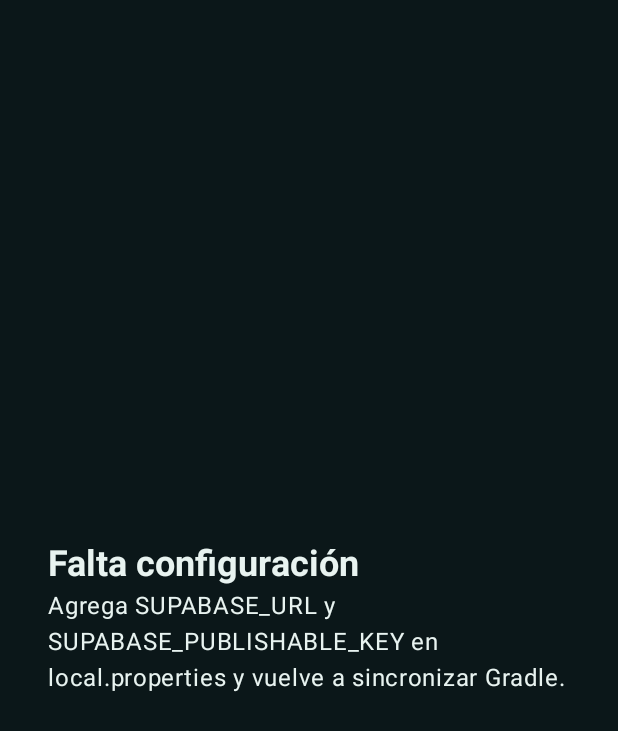
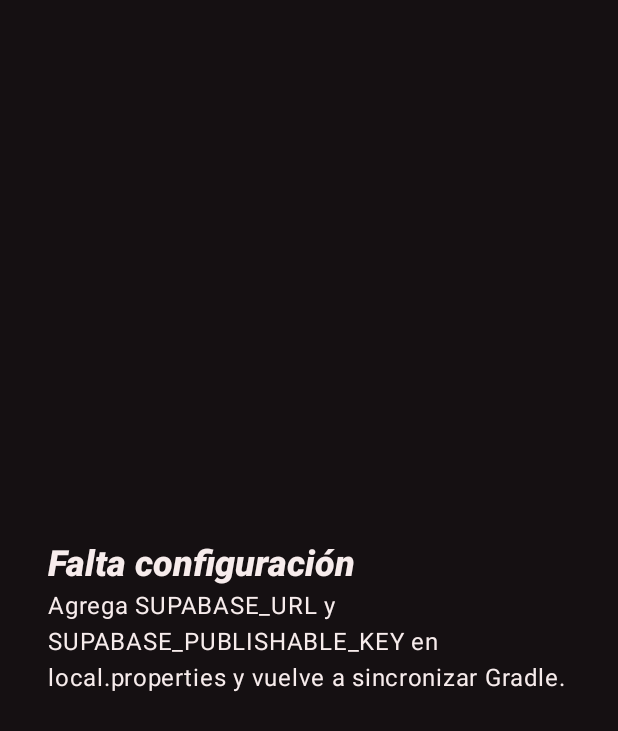
Before and after one commit to AldoRJ24/SportPro, an Android app built with Jetpack Compose: the screen it shows after launch (MainActivity), on a phone screen of 412 x 824 dp. Shown: the top 731 px of the screen. Run offline under Robolectric (Android 15) with nearby library versions, the phone set to English and light mode, and no system bars; libraries missing offline, so code that uses them is left out: io.github.jan.supabase.

Commit message:
feat: Nuevo tema deportivo con paleta de rojos y tipografia en cursiva

```diff
--- a/app/src/main/java/com/sportpro/app/ui/admin/InvitesScreen.kt
+++ b/app/src/main/java/com/sportpro/app/ui/admin/InvitesScreen.kt
@@ -48,7 +48,7 @@ import com.sportpro.app.ui.components.SpScaffold
 import com.sportpro.app.ui.family.shareText
 import com.sportpro.app.ui.navigation.LocalAppContainer
 import com.sportpro.app.ui.theme.ErrorRed
-import com.sportpro.app.ui.theme.Mint400
+import com.sportpro.app.ui.theme.Crimson400
 import com.sportpro.app.ui.theme.WarnAmber
 import kotlinx.coroutines.flow.MutableSharedFlow
 import kotlinx.coroutines.flow.MutableStateFlow
@@ -200,7 +200,7 @@ fun InvitesScreen(kind: String, academyId: String?, academyName: String?, onBack
                     }
                     when (row.status) {
                         "active" -> {
-                            Pill("Activa", Mint400)
+                            Pill("Activa", Crimson400)
                             TextButton(onClick = { vm.revoke(row) }) { Text("Anular") }
                         }
                         "used" -> Pill("Usada", MaterialTheme.colorScheme.secondary)
--- a/app/src/main/java/com/sportpro/app/ui/auth/AuthScreens.kt
+++ b/app/src/main/java/com/sportpro/app/ui/auth/AuthScreens.kt
@@ -47,7 +47,7 @@ import com.sportpro.app.ui.components.dateHint
 import com.sportpro.app.ui.components.parseDateDigits
 import com.sportpro.app.ui.components.scanQr
 import com.sportpro.app.ui.theme.ErrorRed
-import com.sportpro.app.ui.theme.Mint400
+import com.sportpro.app.ui.theme.Crimson400
 import com.sportpro.app.ui.theme.WarnAmber
 
 @Composable
@@ -62,7 +62,7 @@ private fun AuthFrame(content: @Composable ColumnScope.() -> Unit) {
         verticalArrangement = Arrangement.spacedBy(12.dp),
     ) {
         Spacer(Modifier.height(16.dp))
-        Text("SportPro", fontSize = 40.sp, fontWeight = FontWeight.Black, color = Mint400)
+        Text("SportPro", fontSize = 40.sp, fontWeight = FontWeight.Black, color = Crimson400)
         Text(
             "Gestión de academias y partidos en vivo",
             style = MaterialTheme.typography.bodyMedium,
@@ -77,7 +77,7 @@ private fun AuthFrame(content: @Composable ColumnScope.() -> Unit) {
 private fun Messages(ui: AuthUiState) {
     if (ui.busy) LinearProgressIndicator(Modifier.fillMaxWidth())
     ui.error?.let { Text(it, color = ErrorRed, style = MaterialTheme.typography.bodyMedium) }
-    ui.info?.let { Text(it, color = Mint400, style = MaterialTheme.typography.bodyMedium) }
+    ui.info?.let { Text(it, color = Crimson400, style = MaterialTheme.typography.bodyMedium) }
 }
 
 @Composable
@@ -127,7 +127,7 @@ private fun TypeCard(title: String, subtitle: String, selected: Boolean, onClick
         onClick = onClick,
         modifier = modifier,
         shape = RoundedCornerShape(16.dp),
-        border = if (selected) BorderStroke(2.dp, Mint400) else null,
+        border = if (selected) BorderStroke(2.dp, Crimson400) else null,
         colors = CardDefaults.cardColors(containerColor = MaterialTheme.colorScheme.surfaceVariant),
     ) {
         Column(Modifier.padding(14.dp), verticalArrangement = Arrangement.spacedBy(4.dp)) {
@@ -158,7 +158,7 @@ fun RegisterScreen(vm: AuthViewModel, onBackToLogin: () -> Unit) {
                 modifier = Modifier.fillMaxWidth(),
             ) {
                 Column(Modifier.padding(14.dp), verticalArrangement = Arrangement.spacedBy(4.dp)) {
-                    Pill("INVITACIÓN ${invite.code}", Mint400)
+                    Pill("INVITACIÓN ${invite.code}", Crimson400)
                     Text(
                         if (kind == "adm") "Te estás registrando como administrador de academias"
                         else "Te estás registrando como entrenador (DT) de ${invite.check?.academyName ?: "la academia"}",
--- a/app/src/main/java/com/sportpro/app/ui/components/Common.kt
+++ b/app/src/main/java/com/sportpro/app/ui/components/Common.kt
@@ -47,7 +47,7 @@ import androidx.compose.ui.unit.Dp
 import androidx.compose.ui.unit.dp
 import androidx.compose.ui.unit.sp
 import com.sportpro.app.ui.theme.LiveRed
-import com.sportpro.app.ui.theme.Mint400
+import com.sportpro.app.ui.theme.Crimson400
 import com.sportpro.app.ui.theme.WarnAmber
 import kotlin.math.abs
 
@@ -222,7 +222,7 @@ fun OnlineDot(online: Boolean, pending: Int, modifier: Modifier = Modifier) {
     Row(modifier, verticalAlignment = Alignment.CenterVertically) {
         Box(
             Modifier.size(8.dp).clip(CircleShape)
-                .background(if (online) Mint400 else WarnAmber),
+                .background(if (online) Crimson400 else WarnAmber),
         )
         Spacer(Modifier.size(6.dp))
         Text(
--- a/app/src/main/java/com/sportpro/app/ui/components/MatchCard.kt
+++ b/app/src/main/java/com/sportpro/app/ui/components/MatchCard.kt
@@ -31,7 +31,7 @@ import com.sportpro.app.core.data.clock
 import com.sportpro.app.core.data.formatDayTime
 import com.sportpro.app.core.data.statusLabel
 import com.sportpro.app.ui.theme.LiveRed
-import com.sportpro.app.ui.theme.Mint400
+import com.sportpro.app.ui.theme.Crimson400
 import com.sportpro.app.ui.theme.ScoreStyle
 import com.sportpro.app.ui.theme.WarnAmber
 
@@ -111,7 +111,7 @@ fun StatusBadge(match: MatchRow, nowMs: Long) {
     when (match.status) {
         "live" -> LivePill("EN VIVO · ${match.clock(nowMs).label}")
         "halftime" -> Pill("ENTRETIEMPO", WarnAmber)
-        "finished" -> Pill("FINALIZADO", Mint400)
+        "finished" -> Pill("FINALIZADO", Crimson400)
         "cancelled" -> Pill("CANCELADO", MaterialTheme.colorScheme.onSurfaceVariant)
         else -> Pill(formatDayTime(match.scheduledAt).uppercase(), MaterialTheme.colorScheme.secondary)
     }
--- a/app/src/main/java/com/sportpro/app/ui/components/PositionPicker.kt
+++ b/app/src/main/java/com/sportpro/app/ui/components/PositionPicker.kt
@@ -12,7 +12,7 @@ import androidx.compose.ui.graphics.Color
 import androidx.compose.ui.unit.dp
 import com.sportpro.app.core.data.Formation
 import com.sportpro.app.core.data.Position
-import com.sportpro.app.ui.theme.Mint400
+import com.sportpro.app.ui.theme.Crimson400
 import com.sportpro.app.ui.theme.WarnAmber
 
 fun positionColor(p: Position?): Color = when (p) {
@@ -51,7 +51,7 @@ fun FormationCounter(formation: Formation, positions: List<Position?>, modifier:
         Position.entries.forEach { p ->
             val have = positions.count { it == p }
             val need = formation.required(p)
-            Pill("${p.short} $have/$need", if (have == need) Mint400 else WarnAmber)
+            Pill("${p.short} $have/$need", if (have == need) Crimson400 else WarnAmber)
         }
     }
 }
--- a/app/src/main/java/com/sportpro/app/ui/creatematch/MatchSetupScreen.kt
+++ b/app/src/main/java/com/sportpro/app/ui/creatematch/MatchSetupScreen.kt
@@ -62,7 +62,7 @@ import com.sportpro.app.ui.components.SpScaffold
 import com.sportpro.app.ui.components.roleLabel
 import com.sportpro.app.ui.navigation.LocalAppContainer
 import com.sportpro.app.ui.theme.ErrorRed
-import com.sportpro.app.ui.theme.Mint400
+import com.sportpro.app.ui.theme.Crimson400
 import com.sportpro.app.ui.theme.WarnAmber
 
 @Composable
@@ -127,7 +127,7 @@ fun MatchSetupScreen(matchId: String, onBack: () -> Unit, onGoLive: () -> Unit)
                             TeamPositionMenu(tp, enabled = !ui.busy) { p -> vm.setTeamPosition(side, tp, p) }
                             Spacer(Modifier.width(6.dp))
                             when (callup?.status) {
-                                "confirmed" -> Pill("Confirmado", Mint400)
+                                "confirmed" -> Pill("Confirmado", Crimson400)
                                 "declined" -> Pill("No asiste", ErrorRed)
                                 "pending" -> Pill("Pendiente", WarnAmber)
                                 else -> {}
@@ -210,7 +210,7 @@ fun MatchSetupScreen(matchId: String, onBack: () -> Unit, onGoLive: () -> Unit)
                     item {
                         val problems = ui.externalProblems(match.formatPlayers)
                         Column(Modifier.padding(horizontal = 16.dp), verticalArrangement = Arrangement.spacedBy(4.dp)) {
-                            if (problems.isEmpty()) Pill("Plantel completo", Mint400)
+                            if (problems.isEmpty()) Pill("Plantel completo", Crimson400)
                             else Text(problems.joinToString(" · "), color = WarnAmber, style = MaterialTheme.typography.bodySmall)
                         }
                     }
--- a/app/src/main/java/com/sportpro/app/ui/explore/ExploreScreen.kt
+++ b/app/src/main/java/com/sportpro/app/ui/explore/ExploreScreen.kt
@@ -48,7 +48,7 @@ import com.sportpro.app.ui.components.PrototypeBanner
 import com.sportpro.app.ui.components.SectionHeader
 import com.sportpro.app.ui.components.SpScaffold
 import com.sportpro.app.ui.navigation.LocalAppContainer
-import com.sportpro.app.ui.theme.Mint400
+import com.sportpro.app.ui.theme.Crimson400
 import kotlinx.coroutines.flow.MutableStateFlow
 import kotlinx.coroutines.flow.StateFlow
 import kotlinx.coroutines.flow.asStateFlow
@@ -197,7 +197,7 @@ private fun FollowRowCard(
                     Text(title, style = MaterialTheme.typography.titleSmall)
                     if (verified) {
                         Spacer(Modifier.width(6.dp))
-                        Pill("✓", Mint400)
+                        Pill("✓", Crimson400)
                     }
                 }
                 if (subtitle.isNotBlank()) Text(subtitle, style = MaterialTheme.typography.bodySmall, color = MaterialTheme.colorScheme.onSurfaceVariant)
--- a/app/src/main/java/com/sportpro/app/ui/family/FamilyCards.kt
+++ b/app/src/main/java/com/sportpro/app/ui/family/FamilyCards.kt
@@ -29,7 +29,7 @@ import androidx.compose.ui.unit.sp
 import com.sportpro.app.core.data.GuardianRequest
 import com.sportpro.app.core.data.formatDayTime
 import com.sportpro.app.ui.components.Crest
-import com.sportpro.app.ui.theme.Mint400
+import com.sportpro.app.ui.theme.Crimson400
 
 fun shareText(context: Context, subject: String, text: String) {
     val send = Intent(Intent.ACTION_SEND).apply {
@@ -66,7 +66,7 @@ fun FamilyCodeCard(code: String?, modifier: Modifier = Modifier) {
                     Text(code ?: "…", fontSize = 26.sp, fontWeight = FontWeight.Black, letterSpacing = 2.sp)
                     Row(horizontalArrangement = Arrangement.spacedBy(8.dp)) {
                         TextButton(onClick = { code?.let { clipboard.setText(AnnotatedString(it)) } }, enabled = code != null) {
-                            Text("Copiar código", color = Mint400)
+                            Text("Copiar código", color = Crimson400)
                         }
                         TextButton(
                             onClick = {
@@ -76,7 +76,7 @@ fun FamilyCodeCard(code: String?, modifier: Modifier = Modifier) {
                                 }
                             },
                             enabled = code != null,
-                        ) { Text("Compartir", color = Mint400) }
+                        ) { Text("Compartir", color = Crimson400) }
                     }
                 }
             }
--- a/app/src/main/java/com/sportpro/app/ui/family/GuardianLinkScreen.kt
+++ b/app/src/main/java/com/sportpro/app/ui/family/GuardianLinkScreen.kt
@@ -48,7 +48,7 @@ import com.sportpro.app.ui.components.Pill
 import com.sportpro.app.ui.navigation.LocalAppContainer
 import com.sportpro.app.ui.session.SessionViewModel
 import com.sportpro.app.ui.theme.ErrorRed
-import com.sportpro.app.ui.theme.Mint400
+import com.sportpro.app.ui.theme.Crimson400
 import com.sportpro.app.ui.theme.WarnAmber
 import kotlinx.coroutines.flow.MutableStateFlow
 import kotlinx.coroutines.flow.StateFlow
@@ -106,7 +106,7 @@ fun GuardianLinkScreen(session: SessionViewModel) {
         Modifier.fillMaxSize().safeDrawingPadding().imePadding().verticalScroll(rememberScrollState()).padding(24.dp),
         verticalArrangement = Arrangement.spacedBy(14.dp),
     ) {
-        Text("SPORTPRO", color = Mint400, style = MaterialTheme.typography.labelLarge, fontWeight = FontWeight.Bold)
+        Text("SPORTPRO", color = Crimson400, style = MaterialTheme.typography.labelLarge, fontWeight = FontWeight.Bold)
         Text("Vincula a tu apoderado", style = MaterialTheme.typography.headlineSmall)
         Text(
             "Hola, ${ctx?.displayName ?: ""}. Como eres menor de edad, para activar tu cuenta necesitamos la autorización de tu apoderado.",
--- a/app/src/main/java/com/sportpro/app/ui/notifications/NotificationsScreen.kt
+++ b/app/src/main/java/com/sportpro/app/ui/notifications/NotificationsScreen.kt
@@ -41,7 +41,7 @@ import com.sportpro.app.ui.navigation.LocalAppContainer
 import com.sportpro.app.ui.profile.CallupCard
 import com.sportpro.app.ui.profile.FamilyViewModel
 import com.sportpro.app.ui.session.SessionViewModel
-import com.sportpro.app.ui.theme.Mint400
+import com.sportpro.app.ui.theme.Crimson400
 
 /** Campana: «Notificaciones» (vinculaciones, invitaciones, convocatorias: reales) y «Avisos» del DT (prototipo). */
 @Composable
@@ -109,7 +109,7 @@ fun NotificationsScreen(session: SessionViewModel, onBack: () -> Unit, onOpenMat
 private fun NotificationLine(n: NotificationRow) {
     Row(Modifier.fillMaxWidth().padding(horizontal = 16.dp, vertical = 12.dp), verticalAlignment = Alignment.Top) {
         if (n.isUnread) {
-            Spacer(Modifier.padding(top = 6.dp).size(8.dp).clip(CircleShape).background(Mint400))
+            Spacer(Modifier.padding(top = 6.dp).size(8.dp).clip(CircleShape).background(Crimson400))
         } else {
             Spacer(Modifier.size(8.dp))
         }
--- a/app/src/main/java/com/sportpro/app/ui/profile/ProfileScreen.kt
+++ b/app/src/main/java/com/sportpro/app/ui/profile/ProfileScreen.kt
@@ -47,7 +47,7 @@ import com.sportpro.app.ui.family.FamilyCodeCard
 import com.sportpro.app.ui.family.GuardianRequestCard
 import com.sportpro.app.ui.navigation.LocalAppContainer
 import com.sportpro.app.ui.session.SessionViewModel
-import com.sportpro.app.ui.theme.Mint400
+import com.sportpro.app.ui.theme.Crimson400
 import com.sportpro.app.ui.theme.WarnAmber
 
 @OptIn(ExperimentalLayoutApi::class)
@@ -84,7 +84,7 @@ fun ProfileScreen(
                     Spacer(Modifier.width(14.dp))
                     Column(Modifier.weight(1f)) {
                         Text(ctx?.displayName ?: "Cargando…", style = MaterialTheme.typography.titleLarge)
-                        if (ctx?.isPlatformAdmin == true) Pill("Superadmin", Mint400)
+                        if (ctx?.isPlatformAdmin == true) Pill("Superadmin", Crimson400)
                     }
                     OutlinedButton(onClick = onEditProfile) { Text("Editar perfil") }
                 }
--- a/app/src/main/java/com/sportpro/app/ui/summary/SummaryScreen.kt
+++ b/app/src/main/java/com/sportpro/app/ui/summary/SummaryScreen.kt
@@ -34,7 +34,7 @@ import com.sportpro.app.core.data.friendlyMessage
 import com.sportpro.app.ui.components.Pill
 import com.sportpro.app.ui.components.SpScaffold
 import com.sportpro.app.ui.navigation.LocalAppContainer
-import com.sportpro.app.ui.theme.Mint400
+import com.sportpro.app.ui.theme.Crimson400
 import com.sportpro.app.ui.theme.WarnAmber
 import kotlinx.coroutines.flow.MutableSharedFlow
 import kotlinx.coroutines.flow.MutableStateFlow
@@ -152,7 +152,7 @@ fun SummaryScreen(matchId: String, onBack: () -> Unit) {
             )
             Row(horizontalArrangement = Arrangement.spacedBy(8.dp)) {
                 when (ui.summary?.status) {
-                    "approved" -> Pill("APROBADO", Mint400)
+                    "approved" -> Pill("APROBADO", Crimson400)
                     "edited" -> Pill("EDITADO", WarnAmber)
                     "draft" -> Pill("BORRADOR", WarnAmber)
                     else -> Pill("SIN GENERAR", MaterialTheme.colorScheme.onSurfaceVariant)
--- a/app/src/main/java/com/sportpro/app/ui/teams/JoinTeamScreen.kt
+++ b/app/src/main/java/com/sportpro/app/ui/teams/JoinTeamScreen.kt
@@ -52,7 +52,7 @@ import com.sportpro.app.ui.components.scanQr
 import com.sportpro.app.ui.navigation.LocalAppContainer
 import com.sportpro.app.ui.session.SessionViewModel
 import com.sportpro.app.ui.theme.LiveRed
-import com.sportpro.app.ui.theme.Mint400
+import com.sportpro.app.ui.theme.Crimson400
 import com.sportpro.app.ui.theme.WarnAmber
 import kotlinx.coroutines.flow.MutableSharedFlow
 import kotlinx.coroutines.flow.MutableStateFlow
@@ -258,7 +258,7 @@ private fun MyRequestRow(r: MyTeamJoinRequest) {
                 )
             }
             when (r.status) {
-                "approved" -> Pill("Aceptada", Mint400)
+                "approved" -> Pill("Aceptada", Crimson400)
                 "rejected" -> Pill("Rechazada", LiveRed)
                 else -> Pill("Pendiente", WarnAmber)
             }
--- a/app/src/main/java/com/sportpro/app/ui/theme/Color.kt
+++ b/app/src/main/java/com/sportpro/app/ui/theme/Color.kt
@@ -2,21 +2,25 @@ package com.sportpro.app.ui.theme
 
 import androidx.compose.ui.graphics.Color
 
-// Propuesta de paleta (oscura, verde petróleo + menta). Pendiente de aprobación de Aldo (§10).
-val Petrol950 = Color(0xFF071012)
-val Petrol900 = Color(0xFF0B1719)
-val Petrol850 = Color(0xFF102022)
-val Petrol800 = Color(0xFF16292B)
-val Petrol700 = Color(0xFF203A3C)
-val Petrol600 = Color(0xFF2E4D4F)
-val Mint400 = Color(0xFF3DDC97)
-val Mint300 = Color(0xFF7DEBB9)
-val Mint900 = Color(0xFF00382A)
-val Teal300 = Color(0xFF7FD1C7)
-val TextHigh = Color(0xFFE8F3F0)
-val TextMid = Color(0xFFA9C2BD)
-val LiveRed = Color(0xFFFF3B30)
+// Paleta deportiva oscura en tonos rojos (alto contraste para usar en cancha).
+val Carbon950 = Color(0xFF0E0A0B)
+val Carbon900 = Color(0xFF151012)
+val Carbon850 = Color(0xFF1C1517)
+val Carbon800 = Color(0xFF251C1E)
+val Carbon700 = Color(0xFF34262A)
+val Carbon600 = Color(0xFF4A3539)
+val Crimson400 = Color(0xFFFF4D5A)
+val Crimson300 = Color(0xFFFF8A93)
+val Crimson100 = Color(0xFFFFDADC)
+val Crimson800 = Color(0xFF8E1520)
+val Crimson950 = Color(0xFF3D0008)
+val Coral300 = Color(0xFFFF9E80)
+val TextHigh = Color(0xFFF7ECEC)
+val TextMid = Color(0xFFC9AFB2)
+val LiveRed = Color(0xFFFF1744)
 val CardYellow = Color(0xFFFFD60A)
 val CardRed = Color(0xFFFF453A)
 val WarnAmber = Color(0xFFFFB020)
-val ErrorRed = Color(0xFFFF6B6B)
+val ErrorRed = Color(0xFFFFB4AB)
+val PitchGreen = Color(0xFF1F6B3A)
+val PitchGreenDark = Color(0xFF17552D)
--- a/app/src/main/java/com/sportpro/app/ui/theme/Theme.kt
+++ b/app/src/main/java/com/sportpro/app/ui/theme/Theme.kt
@@ -5,32 +5,32 @@ import androidx.compose.material3.darkColorScheme
 import androidx.compose.runtime.Composable
 
 private val SportProColors = darkColorScheme(
-    primary = Mint400,
-    onPrimary = Mint900,
-    primaryContainer = Petrol700,
-    onPrimaryContainer = Mint300,
-    secondary = Teal300,
-    onSecondary = Petrol950,
-    secondaryContainer = Petrol700,
+    primary = Crimson400,
+    onPrimary = Crimson950,
+    primaryContainer = Crimson800,
+    onPrimaryContainer = Crimson100,
+    secondary = Coral300,
+    onSecondary = Carbon950,
+    secondaryContainer = Carbon700,
     onSecondaryContainer = TextHigh,
     tertiary = WarnAmber,
-    background = Petrol900,
+    background = Carbon900,
     onBackground = TextHigh,
-    surface = Petrol900,
+    surface = Carbon900,
     onSurface = TextHigh,
-    surfaceVariant = Petrol800,
+    surfaceVariant = Carbon800,
     onSurfaceVariant = TextMid,
-    surfaceContainer = Petrol850,
-    surfaceContainerHigh = Petrol800,
-    surfaceContainerHighest = Petrol700,
-    surfaceContainerLow = Petrol850,
-    surfaceContainerLowest = Petrol950,
-    outline = Petrol600,
-    outlineVariant = Petrol700,
+    surfaceContainer = Carbon850,
+    surfaceContainerHigh = Carbon800,
+    surfaceContainerHighest = Carbon700,
+    surfaceContainerLow = Carbon850,
+    surfaceContainerLowest = Carbon950,
+    outline = Carbon600,
+    outlineVariant = Carbon700,
     error = ErrorRed,
 )
 
-/** Dark, high-contrast theme (usable outdoors during matches). */
+/** Tema oscuro deportivo en rojos, de alto contraste (usable al aire libre durante los partidos). */
 @Composable
 fun SportProTheme(content: @Composable () -> Unit) {
     MaterialTheme(colorScheme = SportProColors, typography = Typography, content = content)
--- a/app/src/main/java/com/sportpro/app/ui/theme/Type.kt
+++ b/app/src/main/java/com/sportpro/app/ui/theme/Type.kt
@@ -2,18 +2,26 @@ package com.sportpro.app.ui.theme
 
 import androidx.compose.material3.Typography
 import androidx.compose.ui.text.TextStyle
+import androidx.compose.ui.text.font.FontStyle
 import androidx.compose.ui.text.font.FontWeight
 import androidx.compose.ui.unit.sp
 
 private val base = Typography()
 
+// Estilo deportivo: titulos en negrita cursiva y etiquetas con mas espaciado.
 val Typography = Typography(
-    displaySmall = base.displaySmall.copy(fontWeight = FontWeight.Black),
-    headlineMedium = base.headlineMedium.copy(fontWeight = FontWeight.Bold),
-    headlineSmall = base.headlineSmall.copy(fontWeight = FontWeight.Bold),
-    titleLarge = base.titleLarge.copy(fontWeight = FontWeight.Bold),
-    titleMedium = base.titleMedium.copy(fontWeight = FontWeight.SemiBold),
-    labelLarge = base.labelLarge.copy(fontWeight = FontWeight.SemiBold),
+    displaySmall = base.displaySmall.copy(fontWeight = FontWeight.Black, fontStyle = FontStyle.Italic),
+    headlineMedium = base.headlineMedium.copy(fontWeight = FontWeight.ExtraBold, fontStyle = FontStyle.Italic),
+    headlineSmall = base.headlineSmall.copy(fontWeight = FontWeight.ExtraBold, fontStyle = FontStyle.Italic),
+    titleLarge = base.titleLarge.copy(fontWeight = FontWeight.ExtraBold, fontStyle = FontStyle.Italic),
+    titleMedium = base.titleMedium.copy(fontWeight = FontWeight.Bold),
+    labelLarge = base.labelLarge.copy(fontWeight = FontWeight.Bold, letterSpacing = 0.8.sp),
+    labelMedium = base.labelMedium.copy(fontWeight = FontWeight.Bold, letterSpacing = 0.8.sp),
 )
 
-val ScoreStyle = TextStyle(fontSize = 44.sp, fontWeight = FontWeight.Black, letterSpacing = 1.sp)
+val ScoreStyle = TextStyle(
+    fontSize = 44.sp,
+    fontWeight = FontWeight.Black,
+    fontStyle = FontStyle.Italic,
+    letterSpacing = 1.sp,
+)
--- a/app/src/main/res/values/colors.xml
+++ b/app/src/main/res/values/colors.xml
@@ -1,6 +1,6 @@
 <?xml version="1.0" encoding="utf-8"?>
 <resources>
-    <color name="sp_background">#FF0B1719</color>
+    <color name="sp_background">#FF151012</color>
     <color name="purple_200">#FFBB86FC</color>
     <color name="purple_500">#FF6200EE</color>
     <color name="purple_700">#FF3700B3</color>
```
